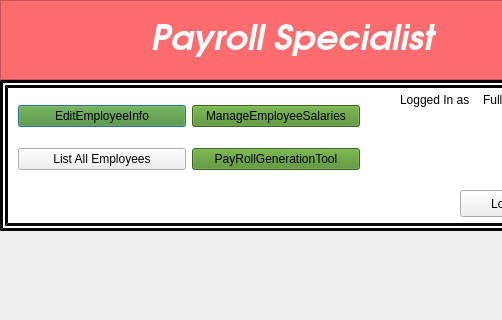
Above: TeamOOPS_cuNICS/payrolldialog.ui from MA-Repos/cuNICS before the change; both pictures show x 0 to 502 and y 0 to 320 of the 598 by 574 pixel window. Below: the same form after it.
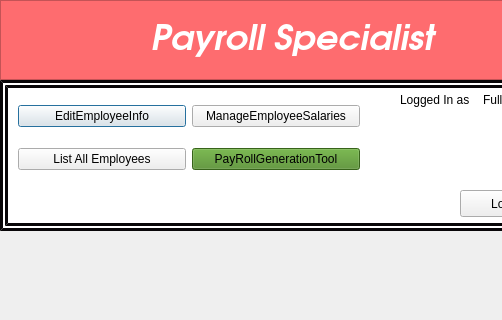
That is the form after the change. Custom widgets are drawn as their Qt base class.

```diff
--- a/TeamOOPS_cuNICS/payrolldialog.ui
+++ b/TeamOOPS_cuNICS/payrolldialog.ui
@@ -92,7 +92,7 @@
    <property name="frameShadow">
     <enum>QFrame::Raised</enum>
    </property>
-   <widget class="QWidget" name="">
+   <widget class="QWidget" name="layoutWidget">
     <property name="geometry">
      <rect>
       <x>18</x>
@@ -105,7 +105,7 @@
      <item row="0" column="0">
       <widget class="QPushButton" name="EditEmpInfo_button">
        <property name="styleSheet">
-        <string notr="true">background-color: rgb(77, 139, 36);
+        <string notr="true">
 color: rgb(0, 0, 0);</string>
        </property>
        <property name="text">
@@ -116,7 +116,7 @@
      <item row="0" column="1">
       <widget class="QPushButton" name="manageSalaries_button">
        <property name="styleSheet">
-        <string notr="true">background-color: rgb(77, 139, 36);
+        <string notr="true">
 color: rgb(0, 0, 0);</string>
        </property>
        <property name="text">
@@ -148,7 +148,7 @@
      </item>
     </layout>
    </widget>
-   <widget class="QWidget" name="">
+   <widget class="QWidget" name="layoutWidget">
     <property name="geometry">
      <rect>
       <x>400</x>
```
Left out of the diff: 6 changed lines with no effect on the pictures.
